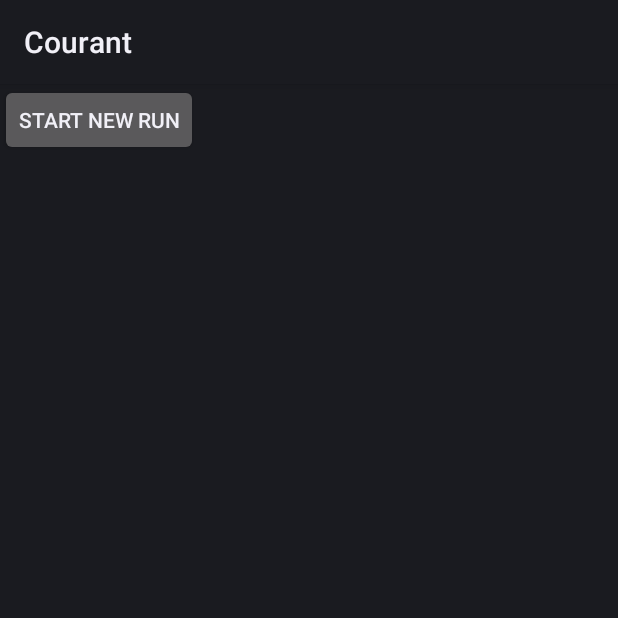
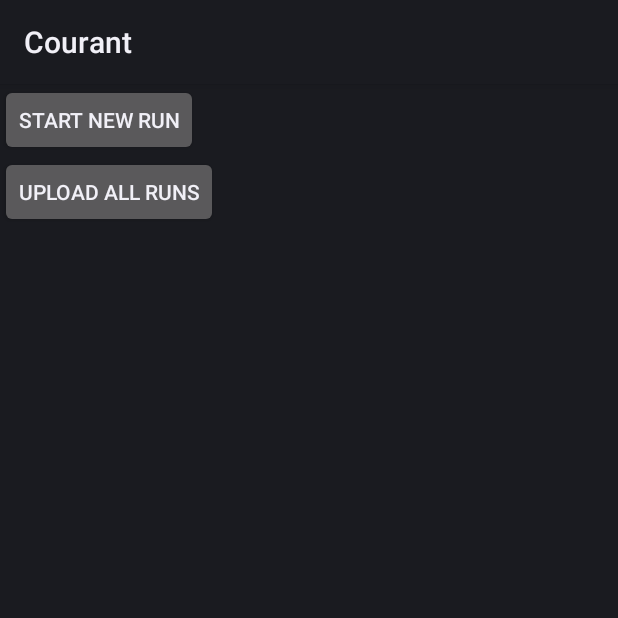
Before and after one commit to cmears/courant, an Android app: the screen it shows after launch (MainActivity), on a phone screen of 412 x 824 dp, the top half of it. Run offline under Robolectric (Android 15) with nearby library versions, the phone set to English and light mode, and no system bars.

Commit message:
Fix bugs, add upload button

```diff
--- a/src/main/java/au/id/cmears/courant/Run.java
+++ b/src/main/java/au/id/cmears/courant/Run.java
@@ -232,7 +232,7 @@ class Sample {
         Location l = new Location("gps");
         l.setLatitude(json.getDouble("latitude"));
         l.setLongitude(json.getDouble("longitude"));
-        l.setTime(json.getInt("time"));
+        l.setTime(json.getLong("time"));
         if (json.has("altitude")) l.setAltitude(json.getDouble("altitude"));
         if (json.has("bearing")) l.setBearing((float) json.getDouble("bearing"));
         if (json.has("accuracy")) l.setAccuracy((float) json.getDouble("accuracy"));
--- a/src/main/res/layout/main.xml
+++ b/src/main/res/layout/main.xml
@@ -16,4 +16,10 @@
         android:orientation="vertical"
         android:id="@+id/run_list">
     </LinearLayout>
+
+    <Button
+        android:layout_width="wrap_content"
+        android:layout_height="wrap_content"
+        android:text="Upload all runs"
+        android:onClick="uploadAllRuns" />
 </LinearLayout>
```
Also changed, not shown: src/main/java/au/id/cmears/courant/MainActivity.java (+24 -1 lines).
